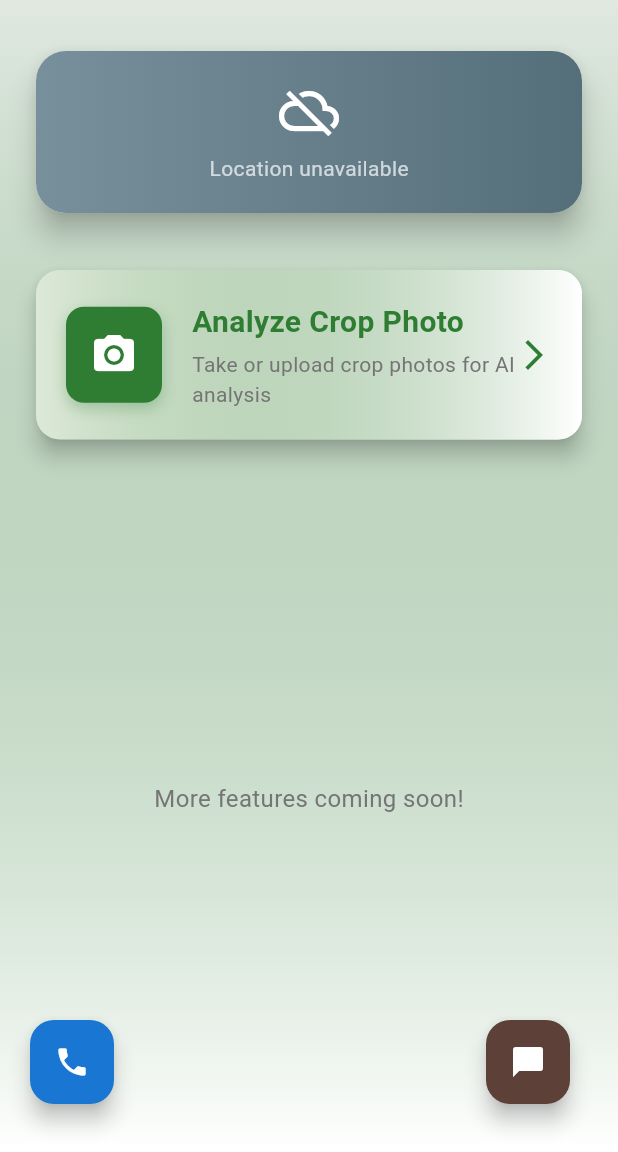
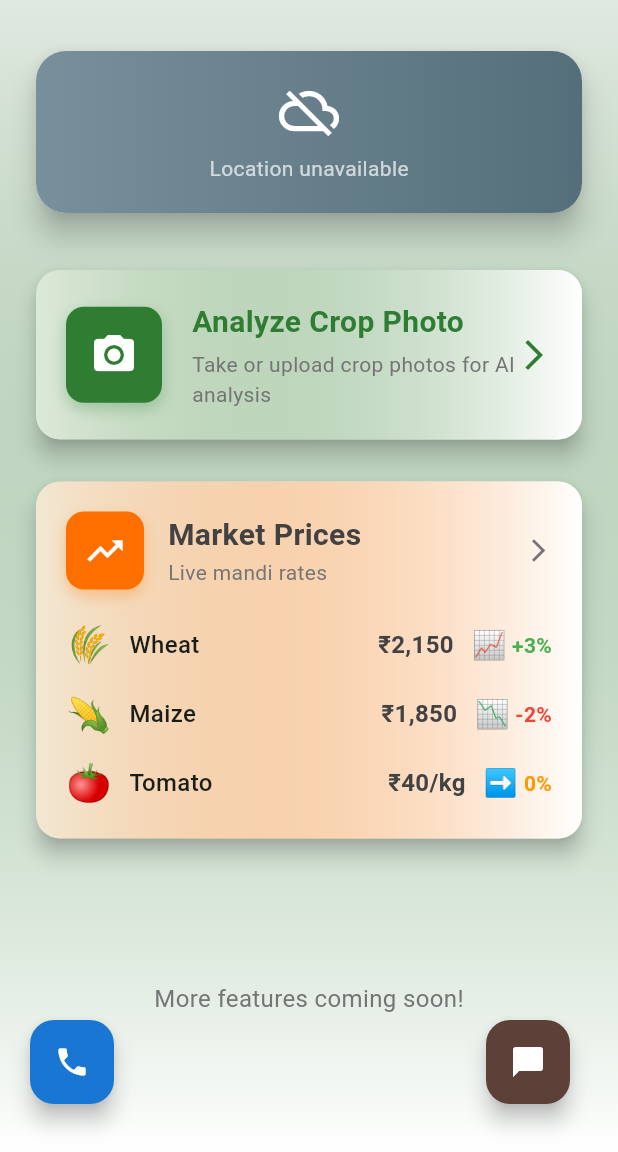
Before and after one commit to Yashasvi2229/agrowise-dashboard, a Flutter app: the screen it shows after launch, on a phone screen of 412 x 824 dp, the part 84-1236 px from its top. Run offline on Flutter 3.47's test engine with Material 3 defaults, Android fonts, the phone set to English and light mode, and no system bars; our stand-ins replace geocoding, geolocator, image_picker, shared_preferences.

Commit message:
Add market prices card widget to home screen

```diff
--- a/lib/screens/home_screen.dart
+++ b/lib/screens/home_screen.dart
@@ -9,6 +9,7 @@ import 'chat_screen.dart';
 import 'history_screen.dart';
 import 'weather_detail_screen.dart';
 import '../widgets/weather_card.dart';
+import '../widgets/market_prices_card.dart';
 
 class HomeScreen extends StatefulWidget {
   const HomeScreen({super.key});
@@ -147,6 +148,9 @@ class _HomeScreenState extends State<HomeScreen> {
                     );
                   },
                 ),
+                const SizedBox(height: 20),
+                // Market Prices Card
+                const MarketPricesCard(),
                 const SizedBox(height: 20),
                 // Future features placeholder
                 Expanded(
--- /dev/null
+++ b/lib/widgets/market_prices_card.dart
@@ -0,0 +1,148 @@
+import 'package:flutter/material.dart';
+
+class MarketPricesCard extends StatelessWidget {
+  const MarketPricesCard({super.key});
+
+  @override
+  Widget build(BuildContext context) {
+    return Card(
+      elevation: 6,
+      shape: RoundedRectangleBorder(borderRadius: BorderRadius.circular(16)),
+      child: InkWell(
+        onTap: () {
+          // TODO: Navigate to market prices screen
+          ScaffoldMessenger.of(context).showSnackBar(
+            const SnackBar(content: Text('Market Prices - Coming Soon!')),
+          );
+        },
+        borderRadius: BorderRadius.circular(16),
+        child: Container(
+          padding: const EdgeInsets.all(20),
+          decoration: BoxDecoration(
+            borderRadius: BorderRadius.circular(16),
+            gradient: LinearGradient(
+              colors: [
+                const Color(0xFFFF6F00).withOpacity(0.1),
+                Colors.white,
+              ],
+            ),
+          ),
+          child: Column(
+            crossAxisAlignment: CrossAxisAlignment.start,
+            children: [
+              // Header
+              Row(
+                children: [
+                  Container(
+                    padding: const EdgeInsets.all(12),
+                    decoration: BoxDecoration(
+                      color: const Color(0xFFFF6F00),
+                      borderRadius: BorderRadius.circular(12),
+                      boxShadow: [
+                        BoxShadow(
+                          color: const Color(0xFFFF6F00).withOpacity(0.3),
+                          blurRadius: 8,
+                          offset: const Offset(0, 4),
+                        ),
+                      ],
+                    ),
+                    child: const Icon(
+                      Icons.trending_up,
+                      color: Colors.white,
+                      size: 28,
+                    ),
+                  ),
+                  const SizedBox(width: 16),
+                  const Expanded(
+                    child: Column(
+                      crossAxisAlignment: CrossAxisAlignment.start,
+                      children: [
+                        Text(
+                          'Market Prices',
+                          style: TextStyle(
+                            fontSize: 20,
+                            fontWeight: FontWeight.bold,
+                            color: Color(0xFF424242),
+                          ),
+                        ),
+                        Text(
+                          'Live mandi rates',
+                          style: TextStyle(
+                            fontSize: 14,
+                            color: Color(0xFF757575),
+                          ),
+                        ),
+                      ],
+                    ),
+                  ),
+                  const Icon(
+                    Icons.arrow_forward_ios,
+                    color: Color(0xFF757575),
+                    size: 18,
+                  ),
+                ],
+              ),
+              const SizedBox(height: 20),
+              // Trending Crops Preview
+              _buildCropPriceRow('🌾', 'Wheat', '₹2,150', '📈', '+3%', Colors.green),
+              const SizedBox(height: 12),
+              _buildCropPriceRow('🌽', 'Maize', '₹1,850', '📉', '-2%', Colors.red),
+              const SizedBox(height: 12),
+              _buildCropPriceRow('🍅', 'Tomato', '₹40/kg', '➡️', '0%', Colors.orange),
+            ],
+          ),
+        ),
+      ),
+    );
+  }
+
+  Widget _buildCropPriceRow(
+    String emoji,
+    String crop,
+    String price,
+    String trendIcon,
+    String change,
+    Color changeColor,
+  ) {
+    return Row(
+      children: [
+        Text(
+          emoji,
+          style: const TextStyle(fontSize: 24),
+        ),
+        const SizedBox(width: 12),
+        Expanded(
+          child: Text(
+            crop,
+            style: const TextStyle(
+              fontSize: 16,
+              fontWeight: FontWeight.w500,
+            ),
+          ),
+        ),
+        Text(
+          price,
+          style: const TextStyle(
+            fontSize: 16,
+            fontWeight: FontWeight.bold,
+            color: Color(0xFF424242),
+          ),
+        ),
+        const SizedBox(width: 12),
+        Text(
+          trendIcon,
+          style: const TextStyle(fontSize: 18),
+        ),
+        const SizedBox(width: 4),
+        Text(
+          change,
+          style: TextStyle(
+            fontSize: 14,
+            fontWeight: FontWeight.w600,
+            color: changeColor,
+          ),
+        ),
+      ],
+    );
+  }
+}
```
